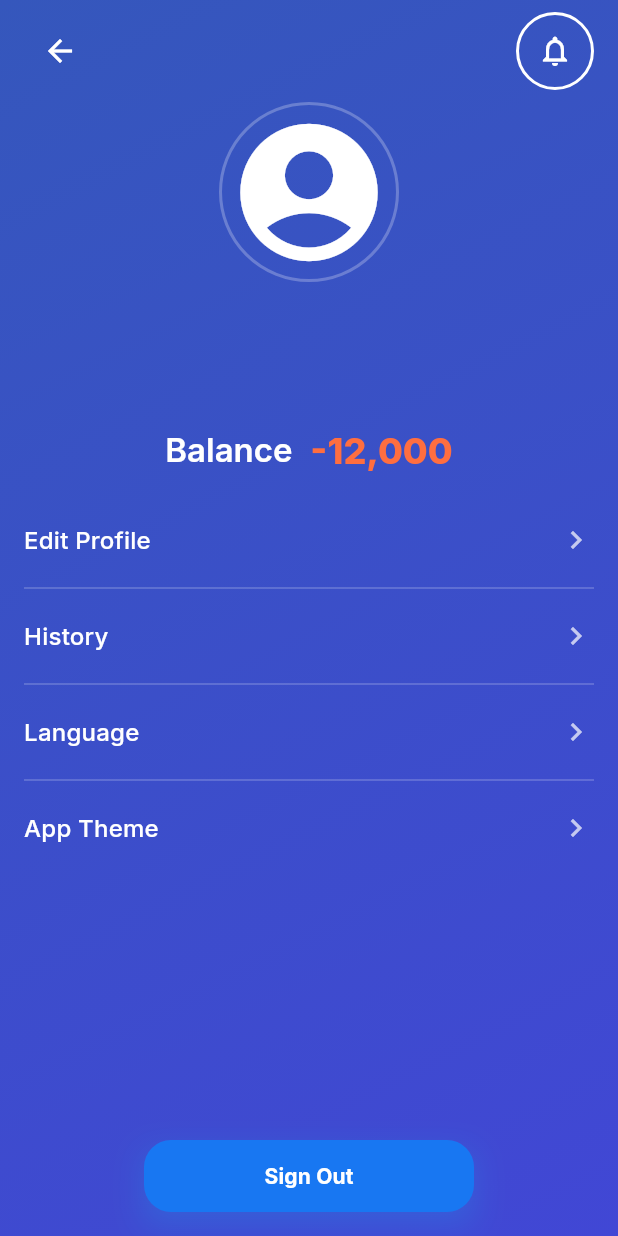
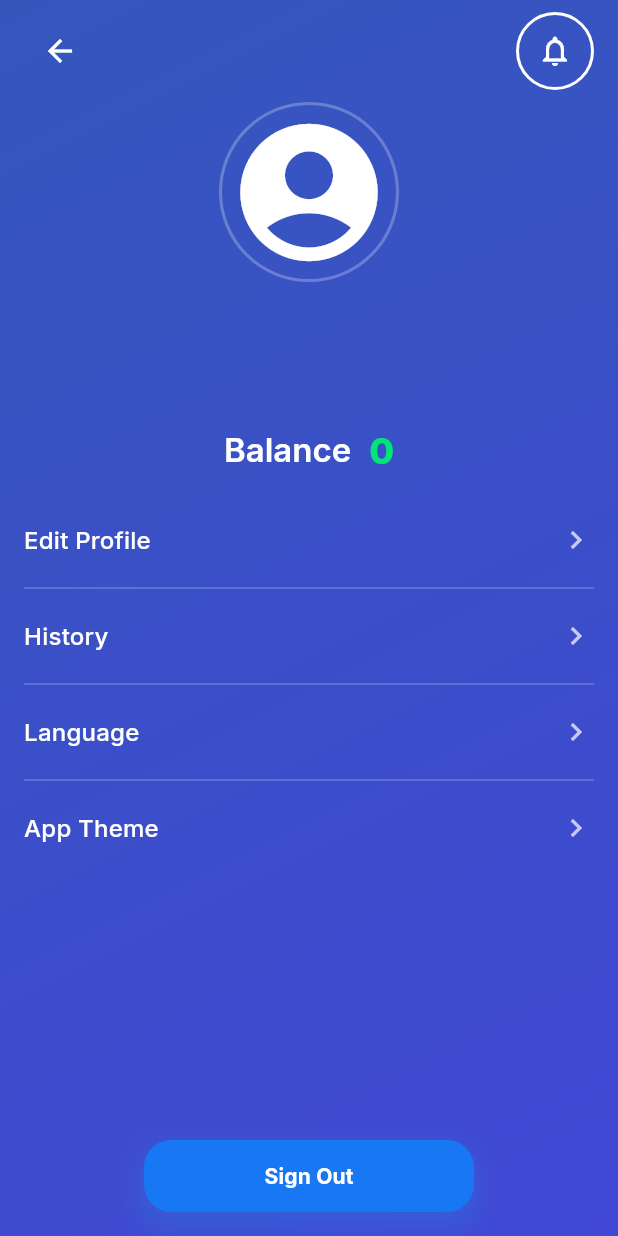
Before and after one commit to B-snowbear/Tid_Tung_Soften_Proj, a Flutter app: the ProfileScreen screen opened by its route, on a phone screen of 412 x 824 dp. Run offline on Flutter 3.47's test engine with Material 3 defaults, Android fonts, the phone set to English and light mode, and no system bars; our stand-ins replace flutter_dotenv, go_router, google_fonts, supabase_flutter; accounts and stored records are empty; network calls fail.

Commit message:
feat: update profile, balance, expense fixes

```diff
--- a/lib/screens/profile_screen.dart
+++ b/lib/screens/profile_screen.dart
@@ -1,25 +1,39 @@
 import 'package:flutter/material.dart';
 import 'package:go_router/go_router.dart';
 import 'package:provider/provider.dart';
+import 'package:supabase_flutter/supabase_flutter.dart';
 
 import '../auth_service.dart';
 import '../theme.dart';
-import 'package:supabase_flutter/supabase_flutter.dart';
+import '../services/expense_service.dart';
 
-class ProfileScreen extends StatelessWidget {
+class ProfileScreen extends StatefulWidget {
   const ProfileScreen({super.key});
 
   @override
+  State<ProfileScreen> createState() => _ProfileScreenState();
+}
+
+class _ProfileScreenState extends State<ProfileScreen> {
+  late Future<double> _balanceFuture;
+
+  @override
+  void initState() {
+    super.initState();
+    _balanceFuture = ExpenseService.getMyTotalBalance();
+  }
+
+  @override
   Widget build(BuildContext context) {
-  final user = Supabase.instance.client.auth.currentUser;
-  final email = user?.email ?? '';
-  final name = user?.userMetadata?['name'] ?? email;
-  final balanceText = '-12,000'; // TODO: Replace with real balance if available
+    final user = Supabase.instance.client.auth.currentUser;
+    final email = user?.email ?? '';
+    final name = user?.userMetadata?['name'] ?? email;
 
     return Container(
       decoration: const BoxDecoration(
         gradient: LinearGradient(
-          begin: Alignment.topLeft, end: Alignment.bottomRight,
+          begin: Alignment.topLeft,
+          end: Alignment.bottomRight,
           colors: [TTColors.bgStart, TTColors.bgEnd],
         ),
       ),
@@ -31,7 +45,7 @@ class ProfileScreen extends StatelessWidget {
             child: Column(
               crossAxisAlignment: CrossAxisAlignment.start,
               children: [
-                // top row
+                // ---------- Top row ----------
                 Row(
                   children: [
                     IconButton(
@@ -45,10 +59,15 @@ class ProfileScreen extends StatelessWidget {
                         border: Border.all(color: Colors.white, width: 2),
                       ),
                       child: IconButton(
-                        icon: const Icon(Icons.notifications_none, color: Colors.white),
+                        icon: const Icon(
+                          Icons.notifications_none,
+                          color: Colors.white,
+                        ),
                         onPressed: () {
                           ScaffoldMessenger.of(context).showSnackBar(
-                            const SnackBar(content: Text('Notifications coming soon')),
+                            const SnackBar(
+                              content: Text('Notifications coming soon'),
+                            ),
                           );
                         },
                       ),
@@ -57,52 +76,136 @@ class ProfileScreen extends StatelessWidget {
                 ),
                 const SizedBox(height: 8),
 
-                // avatar
+                // ---------- Avatar ----------
                 Center(
                   child: Container(
-                    width: 120, height: 120,
+                    width: 120,
+                    height: 120,
                     decoration: BoxDecoration(
                       shape: BoxShape.circle,
-                      border: Border.all(color: Colors.white.withOpacity(.25), width: 2),
+                      border: Border.all(
+                        color: Colors.white.withOpacity(.25),
+                        width: 2,
+                      ),
                     ),
                     alignment: Alignment.center,
-                    child: const Icon(Icons.account_circle, size: 110, color: Colors.white),
+                    child: const Icon(
+                      Icons.account_circle,
+                      size: 110,
+                      color: Colors.white,
+                    ),
                   ),
                 ),
                 const SizedBox(height: 16),
 
-                // name/email
+                // ---------- Name / Email ----------
                 Center(
-                  child: Text(name,
-                      style: Theme.of(context).textTheme.headlineSmall?.copyWith(
-                            color: Colors.white, fontWeight: FontWeight.w800)),
+                  child: Text(
+                    name,
+                    style: Theme.of(context)
+                        .textTheme
+                        .headlineSmall
+                        ?.copyWith(
+                          color: Colors.white,
+                          fontWeight: FontWeight.w800,
+                        ),
+                  ),
                 ),
                 const SizedBox(height: 4),
                 Center(
-                  child: Text(email,
-                      style: Theme.of(context).textTheme.titleMedium?.copyWith(
-                            color: TTColors.cB7EDFF, fontWeight: FontWeight.w600)),
+                  child: Text(
+                    email,
+                    style: Theme.of(context)
+                        .textTheme
+                        .titleMedium
+                        ?.copyWith(
+                          color: TTColors.cB7EDFF,
+                          fontWeight: FontWeight.w600,
+                        ),
+                  ),
                 ),
-
                 const SizedBox(height: 20),
 
-                // balance
+                // ---------- Balance (no refresh icon) ----------
                 Row(
                   mainAxisAlignment: MainAxisAlignment.center,
                   children: [
-                    Text('Balance',
-                        style: Theme.of(context).textTheme.titleLarge?.copyWith(
-                              color: Colors.white, fontWeight: FontWeight.w600)),
+                    Text(
+                      'Balance',
+                      style: Theme.of(context)
+                          .textTheme
+                          .titleLarge
+                          ?.copyWith(
+                            color: Colors.white,
+                            fontWeight: FontWeight.w600,
+                          ),
+                    ),
                     const SizedBox(width: 12),
-                    Text(balanceText,
-                        style: Theme.of(context).textTheme.headlineSmall?.copyWith(
-                              color: const Color(0xFFFF6E40), fontWeight: FontWeight.w800)),
+                    FutureBuilder<double>(
+                      future: _balanceFuture,
+                      builder: (context, snapshot) {
+                        // กำลังโหลด
+                        if (snapshot.connectionState !=
+                            ConnectionState.done) {
+                          return const SizedBox(
+                            width: 20,
+                            height: 20,
+                            child: CircularProgressIndicator(
+                              strokeWidth: 2,
+                              valueColor: AlwaysStoppedAnimation<Color>(
+                                Colors.white,
+                              ),
+                            ),
+                          );
+                        }
+
+                        // มี error
+                        if (snapshot.hasError) {
+                          return Row(
+                            mainAxisSize: MainAxisSize.min,
+                            children: const [
+                              Icon(
+                                Icons.error_outline,
+                                color: Colors.orangeAccent,
+                                size: 20,
+                              ),
+                              SizedBox(width: 4),
+                              Text(
+                                'Error',
+                                style: TextStyle(
+                                  color: Colors.orangeAccent,
+                                  fontWeight: FontWeight.w700,
+                                ),
+                              ),
+                            ],
+                          );
+                        }
+
+                        // แสดงยอดจริง
+                        final value = snapshot.data ?? 0;
+                        final isPositive = value >= 0;
+                        final text = value.toStringAsFixed(0);
+
+                        return Text(
+                          text,
+                          style: Theme.of(context)
+                              .textTheme
+                              .headlineSmall
+                              ?.copyWith(
+                                color: isPositive
+                                    ? const Color(0xFF00E676) // เขียว
+                                    : const Color(0xFFFF6E40), // แดง
+                                fontWeight: FontWeight.w800,
+                              ),
+                        );
+                      },
+                    ),
                   ],
                 ),
 
                 const SizedBox(height: 24),
 
-                // menu
+                // ---------- Menu ----------
                 _Menu(label: 'Edit Profile', onTap: () {}),
                 const Divider(color: Colors.white24, height: 24),
                 _Menu(label: 'History', onTap: () {}),
@@ -113,11 +216,17 @@ class ProfileScreen extends StatelessWidget {
 
                 const Spacer(),
 
-                // sign out
+                // ---------- Sign out ----------
                 Center(
                   child: Container(
                     decoration: const BoxDecoration(
-                      boxShadow: [BoxShadow(blurRadius: 18, offset: Offset(0, 8), color: Color(0x330DBCF6))],
+                      boxShadow: [
+                        BoxShadow(
+                          blurRadius: 18,
+                          offset: Offset(0, 8),
+                          color: Color(0x330DBCF6),
+                        ),
+                      ],
                     ),
                     child: SizedBox(
                       width: 220,
@@ -125,13 +234,18 @@ class ProfileScreen extends StatelessWidget {
                         style: FilledButton.styleFrom(
                           backgroundColor: TTColors.primary,
                           padding: const EdgeInsets.symmetric(vertical: 14),
-                          shape: RoundedRectangleBorder(borderRadius: BorderRadius.circular(18)),
+                          shape: RoundedRectangleBorder(
+                            borderRadius: BorderRadius.circular(18),
+                          ),
                         ),
                         onPressed: () async {
                           await context.read<AuthService>().signOut();
                           context.go('/login');
                         },
-                        child: const Text('Sign Out', style: TextStyle(fontWeight: FontWeight.w700)),
+                        child: const Text(
+                          'Sign Out',
+                          style: TextStyle(fontWeight: FontWeight.w700),
+                        ),
                       ),
                     ),
                   ),
@@ -159,9 +273,16 @@ class _Menu extends StatelessWidget {
         padding: const EdgeInsets.symmetric(vertical: 8),
         child: Row(
           children: [
-            Text(label,
-                style: Theme.of(context).textTheme.titleMedium?.copyWith(
-                      color: Colors.white, fontWeight: FontWeight.w500)),
+            Text(
+              label,
+              style: Theme.of(context)
+                  .textTheme
+                  .titleMedium
+                  ?.copyWith(
+                    color: Colors.white,
+                    fontWeight: FontWeight.w500,
+                  ),
+            ),
             const Spacer(),
             const Icon(Icons.chevron_right, color: Colors.white70),
           ],
--- a/lib/services/expense_service.dart
+++ b/lib/services/expense_service.dart
@@ -3,9 +3,10 @@ import 'package:supabase_flutter/supabase_flutter.dart';
 final _sb = Supabase.instance.client;
 
 class ExpenseService {
+  /// ---- Exchange Rate ----
   /// ดึงอัตราแลกเปลี่ยนเป็น THB ต่อ 1 หน่วยของ [currency]
   /// - ถ้าเป็น 'THB' → 1.0
-  /// - ถ้าไม่เจอเรทในตาราง → fallback เป็น 1.0 (กันพัง)
+  /// - ถ้าไม่เจอเรท → 1.0 กันพังไว้ก่อน
   static Future<double> _resolveFxRate(String currency) async {
     if (currency == 'THB') return 1.0;
 
@@ -20,25 +21,13 @@ class ExpenseService {
       final num v = rows.first['thb_per_1'] as num;
       return v.toDouble();
     }
-
-    // กันเคสไม่มีข้อมูลใน exchange_rates
     return 1.0;
   }
 
-  /// สร้างบิล + เพิ่ม splits
-  /// - [amount] เป็นยอดรวม “ตามสกุลเงินที่เลือก” (เช่น 100 USD)
-  /// - [currency] default = 'THB'
-  /// - ในตาราง:
-  ///   - expenses.amount      = amount (สกุลเดิม)
-  ///   - expenses.currency    = currency
-  ///   - expenses.fx_rate     = fxRate (THB per 1 unit)
-  ///   - expenses.amount_thb  = amount * fx_rate (generated column)
-  ///   - expense_splits.share_amount = ส่วนแบ่งต่อคน **หน่วย THB**
-  ///
-  /// - [participantProfileIds] ใช้ในกรณีหารเท่า ๆ กัน
-  /// - [customShares] ใช้ในกรณีหารไม่เท่ากัน:
-  ///     key   = profileId ของสมาชิก
-  ///     value = จำนวนเงินส่วนของคนนั้น (หน่วย = currency ของบิล)
+  /// ---- Create Expense (Equal / Custom Split) ----
+  /// - [amount] เป็นยอดรวมตามสกุลเงินที่เลือก (เช่น 100 USD)
+  /// - ถ้าไม่ส่ง [customShares] → หารเท่ากันด้วย participantProfileIds
+  /// - ถ้าส่ง [customShares] → หารไม่เท่ากัน (key = profileId, value = amount ในสกุลเงินของบิล)
   static Future<void> createExpense({
     required String tripId,
     required String payerProfileId, // = profiles.id (auth.uid)
@@ -48,46 +37,40 @@ class ExpenseService {
     required List<String> participantProfileIds,
     Map<String, double>? customShares,
   }) async {
-    // 1) หา fx rate สำหรับสกุลนี้ (THB per 1 unit)
+    // 1) rate ของสกุลนี้ (THB per 1 unit)
     final fxRate = await _resolveFxRate(currency);
 
-    // 2) ยอดรวมในหน่วย THB
+    // 2) ยอดรวมเป็น THB
     final totalThb = amount * fxRate;
 
-    // 3) เตรียมส่วนแบ่งของแต่ละคน (ในหน่วย THB)
+    // 3) เตรียมส่วนแบ่งของแต่ละคน (หน่วย THB)
     late final List<String> participants;
     late final Map<String, double> shareThbByMember;
 
     if (customShares != null && customShares.isNotEmpty) {
-      // 🔹 กรณี custom split:
-      //   customShares เก็บเป็นสกุลของบิล (เช่น USD) → แปลงเป็น THB ทีละคน
+      // custom split: จำนวนเงินในสกุลของบิล → แปลงเป็น THB
       participants = customShares.keys.toList();
-
       shareThbByMember = {
-        for (final entry in customShares.entries)
-          entry.key: entry.value * fxRate,
+        for (final e in customShares.entries) e.key: e.value * fxRate,
       };
-
-      // (เราเช็ค sum == amount ไปแล้วฝั่ง UI ถ้าอยากเช็คซ้ำก็ทำได้)
     } else {
-      // 🔹 กรณีหารเท่ากัน
+      // หารเท่ากัน
       participants = participantProfileIds;
       final shareThb = totalThb / participants.length;
-
       shareThbByMember = {
         for (final pid in participants) pid: shareThb,
       };
     }
 
-    // 4) สร้างแถวใน expenses
+    // 4) insert ที่ expenses
     final exp = await _sb
         .from('expenses')
         .insert({
           'trip_id': tripId,
           'profile_id': payerProfileId,
-          'amount': amount, // หน่วยเป็นสกุลที่เลือก (เช่น USD)
+          'amount': amount,
           'currency': currency,
-          'fx_rate': fxRate, // THB ต่อ 1 หน่วยของ currency
+          'fx_rate': fxRate,
           'note': note,
           'created_by': _sb.auth.currentUser!.id,
         })
@@ -96,46 +79,126 @@ class ExpenseService {
 
     final expenseId = exp['id'] as String;
 
-    // 5) บันทึก splits เป็น THB ต่อคน
+    // 5) insert splits เป็น THB ต่อคน
     final rows = shareThbByMember.entries.map((e) {
       return {
         'expense_id': expenseId,
         'trip_id': tripId,
         'member_id': e.key,
-        'share_amount': e.value, // หน่วย THB
+        'share_amount': e.value,
       };
     }).toList();
 
     await _sb.from('expense_splits').insert(rows);
   }
 
-  // โหลด balance จาก view (ค่าใน view ตอนนี้เป็น THB แล้ว)
+  /// ---- Balances per Trip ----
   static Future<List<MemberBalance>> getBalances(String tripId) async {
     final rows = await _sb
         .from('v_trip_balances')
         .select()
         .eq('trip_id', tripId);
 
-    return rows
-        .map<MemberBalance>(
-          (r) => MemberBalance(
-            memberId: r['member_id'] as String,
-            name: (r['full_name'] as String?) ?? 'Member',
-            paid: (r['paid'] as num?)?.toDouble() ?? 0,
-            owed: (r['owed'] as num?)?.toDouble() ?? 0,
-            // เผื่อในอนาคตเพิ่มคอลัมน์ balance ใน view
-            balance: (r['balance'] as num?)?.toDouble() ??
-                ((r['paid'] as num?)?.toDouble() ?? 0) -
-                    ((r['owed'] as num?)?.toDouble() ?? 0),
-          ),
-        )
-        .toList();
+    return rows.map<MemberBalance>((r) {
+      return MemberBalance(
+        memberId: r['member_id'] as String,
+        name: r['full_name'] as String? ?? 'Member',
+        paid: (r['paid'] as num?)?.toDouble() ?? 0,
+        owed: (r['owed'] as num?)?.toDouble() ?? 0,
+        balance: ((r['paid'] as num?)?.toDouble() ?? 0) -
+            ((r['owed'] as num?)?.toDouble() ?? 0),
+      );
+    }).toList();
+  }
+
+  /// ---- Expense History ----
+  static Future<List<ExpenseItem>> getTripExpenses(String tripId) async {
+    final rows = await _sb
+        .from('expenses')
+        .select('''
+          id,
+          trip_id,
+          profile_id,
+          amount,
+          currency,
+          amount_thb,
+          note,
+          created_at,
+          is_settled,
+          profiles:profiles!expenses_profile_id_fkey (
+            full_name,
+            email
+          )
+        ''')
+        .eq('trip_id', tripId)
+        .order('created_at', ascending: false);
+
+    return rows.map<ExpenseItem>((r) {
+      final payer = (r['profiles'] ?? {}) as Map<String, dynamic>;
+      return ExpenseItem(
+        id: r['id'] as String,
+        tripId: r['trip_id'] as String,
+        payerId: r['profile_id'] as String,
+        payerName:
+            payer['full_name'] ?? payer['email']?.split('@').first ?? 'Unknown',
+        amount: (r['amount'] as num).toDouble(),
+        currency: (r['currency'] as String?) ?? 'THB',
+        amountThb: (r['amount_thb'] as num).toDouble(),
+        note: r['note'] as String?,
+        createdAt: DateTime.parse(r['created_at'] as String),
+        isSettled: (r['is_settled'] as bool?) ?? false,
+      );
+    }).toList();
+  }
+
+  /// ---- Mark settled / unsettle ----
+  static Future<void> setExpenseSettled(String expenseId, bool settled) async {
+    await _sb
+        .from('expenses')
+        .update({'is_settled': settled})
+        .eq('id', expenseId);
+  }
+
+  /// ---- Delete Expense ----
+  static Future<void> deleteExpense(String expenseId) async {
+    await _sb.from('expense_splits').delete().eq('expense_id', expenseId);
+    await _sb.from('expenses').delete().eq('id', expenseId);
+  }
+
+  /// ======================================================
+  /// 🔥 รวมยอด balance ทั้งหมดของ user จากทุกทริป
+  ///   ใช้ v_trip_balances โดยตรง (ไม่ใช้ v_user_total_balance แล้ว)
+  /// ======================================================
+  static Future<double> getMyTotalBalance() async {
+    final uid = _sb.auth.currentUser?.id;
+    if (uid == null) return 0.0;
+
+    // ดึง balance ทุกแถวของ user นี้จาก view v_trip_balances
+    final rows = await _sb
+        .from('v_trip_balances')
+        .select('balance')
+        .eq('member_id', uid);
+
+    double total = 0.0;
+    for (final r in rows) {
+      final num? b = r['balance'] as num?;
+      if (b != null) {
+        total += b.toDouble();
+      }
+    }
+
+    return total;
   }
 }
 
+/// ===== models =====
+
 class MemberBalance {
-  final String memberId, name;
-  final double paid, owed, balance;
+  final String memberId;
+  final String name;
+  final double paid;
+  final double owed;
+  final double balance;
 
   MemberBalance({
     required this.memberId,
@@ -145,3 +208,29 @@ class MemberBalance {
     required this.balance,
   });
 }
+
+class ExpenseItem {
+  final String id;
+  final String tripId;
+  final String payerId;
+  final String payerName;
+  final double amount;
+  final String currency;
+  final double amountThb;
+  final String? note;
+  final DateTime createdAt;
+  final bool isSettled;
+
+  ExpenseItem({
+    required this.id,
+    required this.tripId,
+    required this.payerId,
+    required this.payerName,
+    required this.amount,
+    required this.currency,
+    required this.amountThb,
+    required this.note,
+    required this.createdAt,
+    required this.isSettled,
+  });
+}
```
Also changed, not shown: lib/screens/trip_detail_screen.dart (+105 -45 lines), lib/ui/billing/expense_history_page.dart (added, +205 -0 lines).
